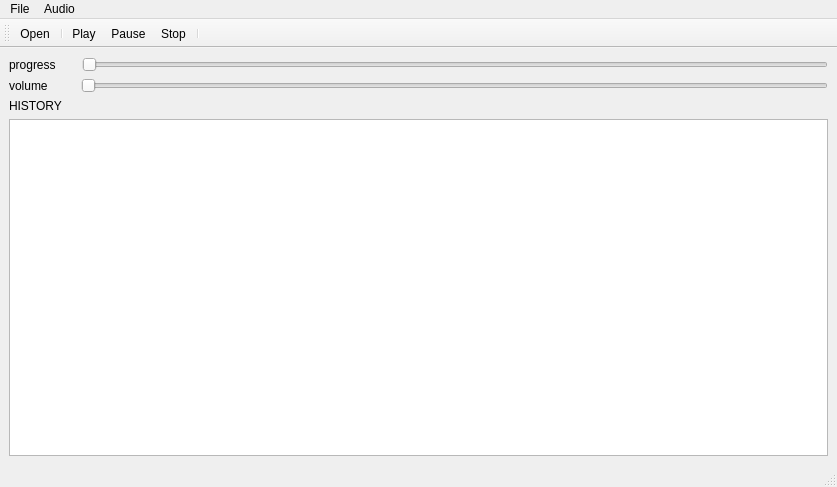
Above: TASK 2/Mp3_player/mainwindow.ui from Shadow2121/Second_Task before the change. Below: the same form after it.
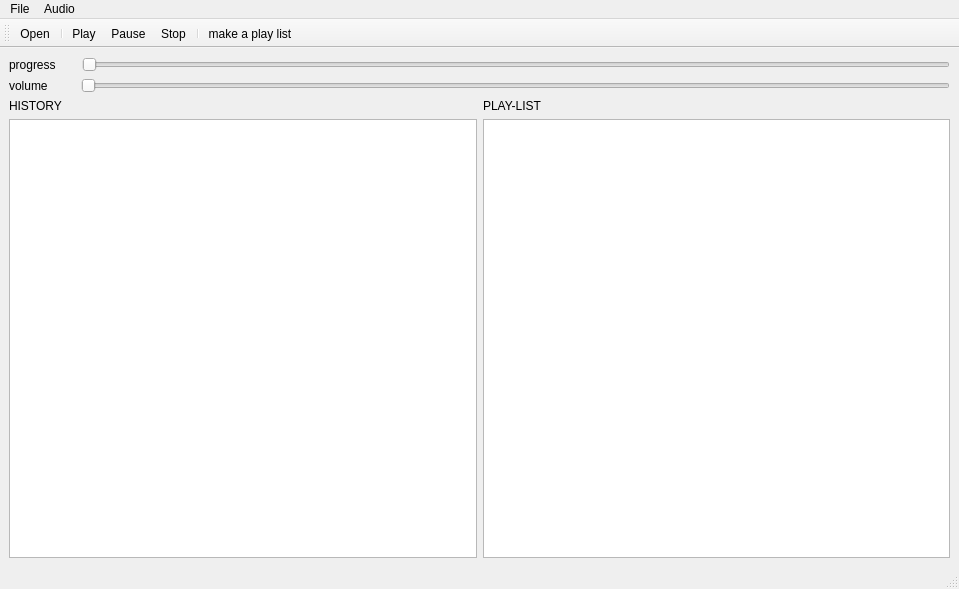
That is the form after the change. Icons and pictures are not drawn.

Commit message:
Updated Mp3_Player
I added Play-List function to the player so user can make their own play-list and enjoy it.

```diff
--- a/TASK 2/Mp3_player/mainwindow.ui
+++ b/TASK 2/Mp3_player/mainwindow.ui
@@ -6,8 +6,8 @@
    <rect>
     <x>0</x>
     <y>0</y>
-    <width>837</width>
-    <height>487</height>
+    <width>959</width>
+    <height>589</height>
    </rect>
   </property>
   <property name="font">
@@ -61,6 +61,8 @@
      </layout>
     </item>
     <item>
+     <layout class="QHBoxLayout" name="horizontalLayout_4">
+      <item>
      <widget class="QLabel" name="label_3">
       <property name="text">
        <string>HISTORY</string>
@@ -68,8 +70,24 @@
      </widget>
     </item>
     <item>
+       <widget class="QLabel" name="label_4">
+        <property name="text">
+         <string>PLAY-LIST</string>
+        </property>
+       </widget>
+      </item>
+     </layout>
+    </item>
+    <item>
+     <layout class="QHBoxLayout" name="horizontalLayout_3">
+      <item>
      <widget class="QListWidget" name="listWidget"/>
     </item>
+      <item>
+       <widget class="QListWidget" name="listWidget_2"/>
+      </item>
+     </layout>
+    </item>
    </layout>
   </widget>
   <widget class="QMenuBar" name="menubar">
@@ -77,7 +95,7 @@
     <rect>
      <x>0</x>
      <y>0</y>
-     <width>837</width>
+     <width>959</width>
      <height>21</height>
     </rect>
    </property>
@@ -115,6 +133,7 @@
    <addaction name="actionPause"/>
    <addaction name="actionStop"/>
    <addaction name="separator"/>
+   <addaction name="actionmake_a_play_list"/>
   </widget>
   <action name="actionPlay">
    <property name="icon">
@@ -152,6 +171,11 @@
     <string>Open</string>
    </property>
   </action>
+  <action name="actionmake_a_play_list">
+   <property name="text">
+    <string>make a play list</string>
+   </property>
+  </action>
  </widget>
  <resources>
   <include location="resorce.qrc"/>
```
Left out of the diff: 2 changed lines with no effect on the pictures. Lines whose indentation alone changed are shown as unchanged. The commit also changes 2 other files.
